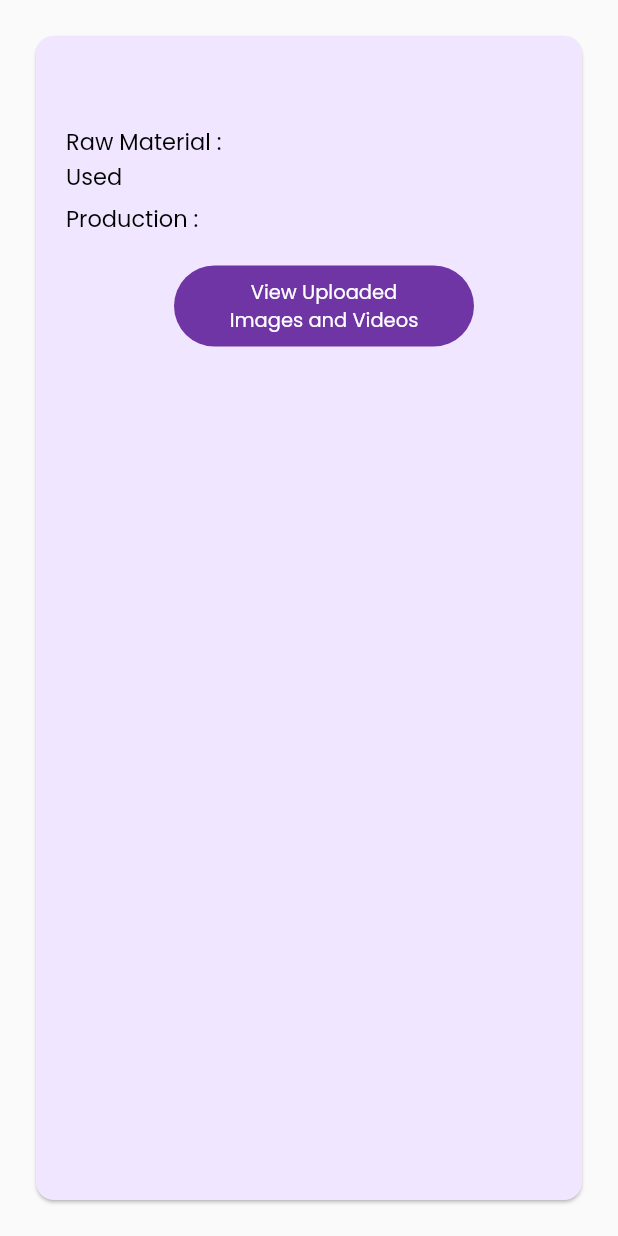
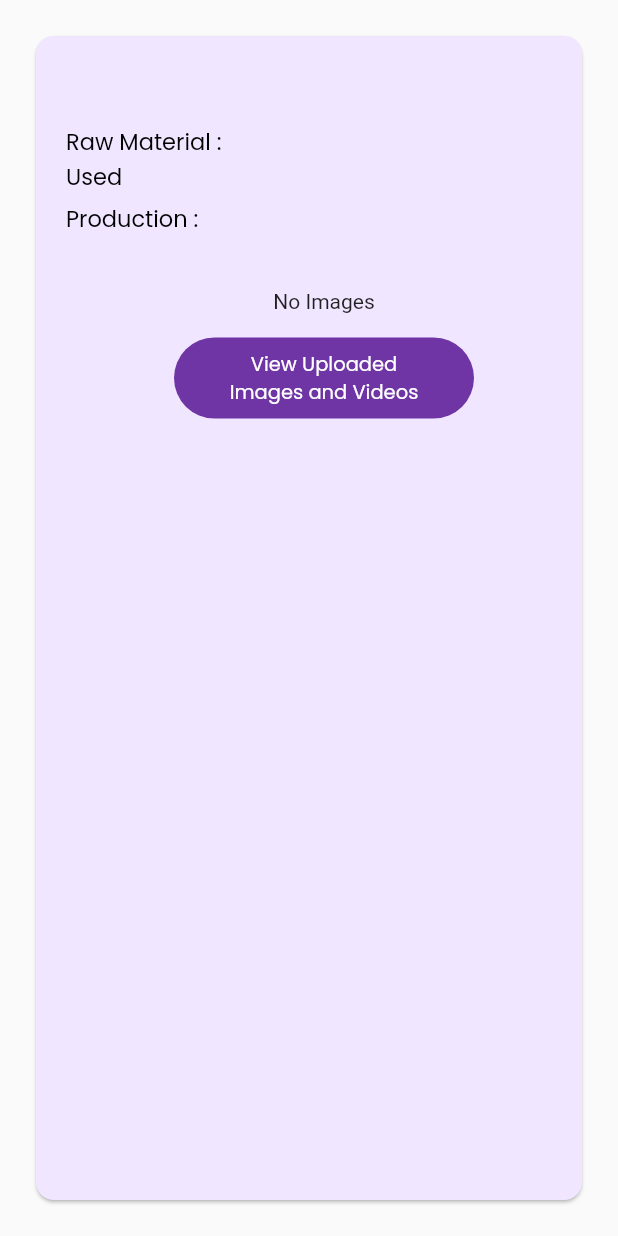
Before and after one commit to axactstudios/bandhu, a Flutter app: the ActivityCard widget shown alone on an empty page, opened directly with empty values, on a phone screen of 412 x 824 dp. Run offline on Flutter 3.47's test engine with Material 2 defaults, Android fonts, the phone set to English and light mode, and no system bars; our stand-ins replace file_picker, firebase_auth, firebase_database, firebase_storage, flutter_spinkit, flutter_svg and 6 more; missing offline and left inert: multi_image_picker; accounts and stored records are empty.

Commit message:
images uploading and displaying

```diff
--- a/lib/Screens/Activities.dart
+++ b/lib/Screens/Activities.dart
@@ -34,7 +34,7 @@ class _MyActivitiesState extends State<MyActivities> {
       });
     });
     setState(() {
-      print('ululululu');
+      print('done');
     });
   }
 
--- a/lib/Widgets/ActivityCard.dart
+++ b/lib/Widgets/ActivityCard.dart
@@ -4,6 +4,7 @@ import 'package:firebase_auth/firebase_auth.dart';
 import 'package:firebase_database/firebase_database.dart';
 import 'package:flutter/cupertino.dart';
 import 'package:flutter/material.dart';
+import 'package:getflutter/components/carousel/gf_carousel.dart';
 import 'package:google_fonts/google_fonts.dart';
 
 class ActivityCard extends StatefulWidget {
@@ -14,8 +15,15 @@ class ActivityCard extends StatefulWidget {
 }
 
 class _ActivityCardState extends State<ActivityCard> {
+  @override
+  void initState() {
+    super.initState();
+    getUrls();
+  }
+
+  List<dynamic> imageList = [];
+
   FirebaseAuth mAuth = FirebaseAuth.instance;
-  List<String> urls = [];
 
   @override
   Widget build(BuildContext context) {
@@ -106,10 +114,43 @@ class _ActivityCardState extends State<ActivityCard> {
               SizedBox(
                 height: 20,
               ),
+              Padding(
+                  padding: const EdgeInsets.all(16.0),
+                  child: imageList.isNotEmpty
+                      ? GFCarousel(
+                          items: imageList.map(
+                            (url) {
+                              return Card(
+                                elevation: 8,
+                                margin: EdgeInsets.all(8.0),
+                                child: Padding(
+                                  padding: const EdgeInsets.all(8.0),
+                                  child: ClipRRect(
+                                    borderRadius:
+                                        BorderRadius.all(Radius.circular(5.0)),
+                                    child: Image.network(url,
+                                        fit: BoxFit.cover, width: 1000.0),
+                                  ),
+                                ),
+                              );
+                            },
+                          ).toList(),
+                          onPageChanged: (index) {
+                            setState(() {
+                              index;
+                            });
+                          },
+                          enlargeMainPage: true,
+                          pagination: true,
+                          passiveIndicator: Colors.black,
+                          activeIndicator: Colors.white,
+                          pagerSize: 10,
+                        )
+                      : Text('No Images')),
               InkWell(
                 onTap: () {
                   setState(() {
-                    getUrls(widget.activity.name);
+                    getUrls();
                   });
                 },
                 child: Container(
@@ -143,38 +184,38 @@ class _ActivityCardState extends State<ActivityCard> {
     );
   }
 
-  getUrls(String activityName) async {
-    urls.clear();
-    FirebaseUser user = await mAuth.currentUser();
+  getUrls() async {
+    final FirebaseUser user = await mAuth.currentUser();
     String uid = user.uid;
-    DatabaseReference dbref = FirebaseDatabase.instance
+    print(user.uid);
+    DatabaseReference urlRef = FirebaseDatabase.instance
         .reference()
         .child('Activities')
-        .child(uid)
-        .child('Activity Doc Links')
-        .child(activityName);
-    await dbref.once().then((DataSnapshot snapshot) async {
-      List<dynamic> values = await snapshot.value;
-      for (int i = 0; i < values.length; i++) {
-        var linkref = dbref.child(i.toString());
-        await linkref.once().then((DataSnapshot snapshot) async {
-          String link = await snapshot.value['Link'];
-          urls.add(link);
-          print(link);
-        });
+        .child(user.uid);
+    print(widget.activity.name);
+    urlRef.once().then((DataSnapshot snap) {
+      // ignore: non_constant_identifier_names
+      var KEYS = snap.value.keys;
+      // ignore: non_constant_identifier_names
+      var DATA = snap.value;
+      imageList.clear();
+      for (var key in KEYS) {
+        if (DATA[key]['activtyName'] == widget.activity.name) {
+          print(widget.activity.name);
+          imageList = (DATA[key]['Images']);
+//          urlRef.child(key).child('Images').once().then((DataSnapshot snap) {
+//            // ignore: non_constant_identifier_names
+//            var KEYS = snap.value.keys;
+//            // ignore: non_constant_identifier_names
+//            var DATA = snap.value;
+//            for (var key in KEYS) imageList.add();
+//          });
+        }
       }
+      setState(() {
+        print(imageList.length);
+      });
     });
-    setState(() {
-      print('ululululu');
-    });
-
-    Navigator.push(
-      context,
-      MaterialPageRoute(
-          builder: (context) => LinksScreen(
-                urls: urls,
-              )),
-    );
   }
 }
 //Expanded(
--- a/pubspec.yaml
+++ b/pubspec.yaml
@@ -43,6 +43,7 @@ dependencies:
   url_launcher: ^5.4.11
   flutter_spinkit: ^4.1.2
   random_string: ^2.1.0
+  getflutter: ^1.0.11
 
 
 dev_dependencies:
```
Also changed, not shown: pubspec.lock.
